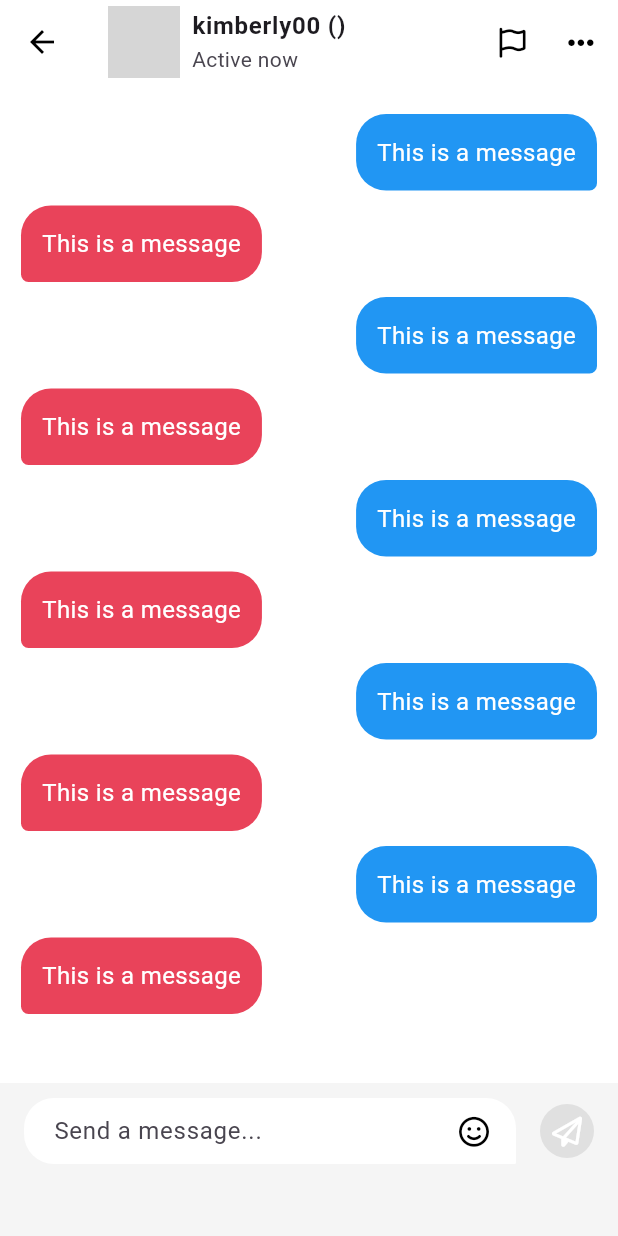
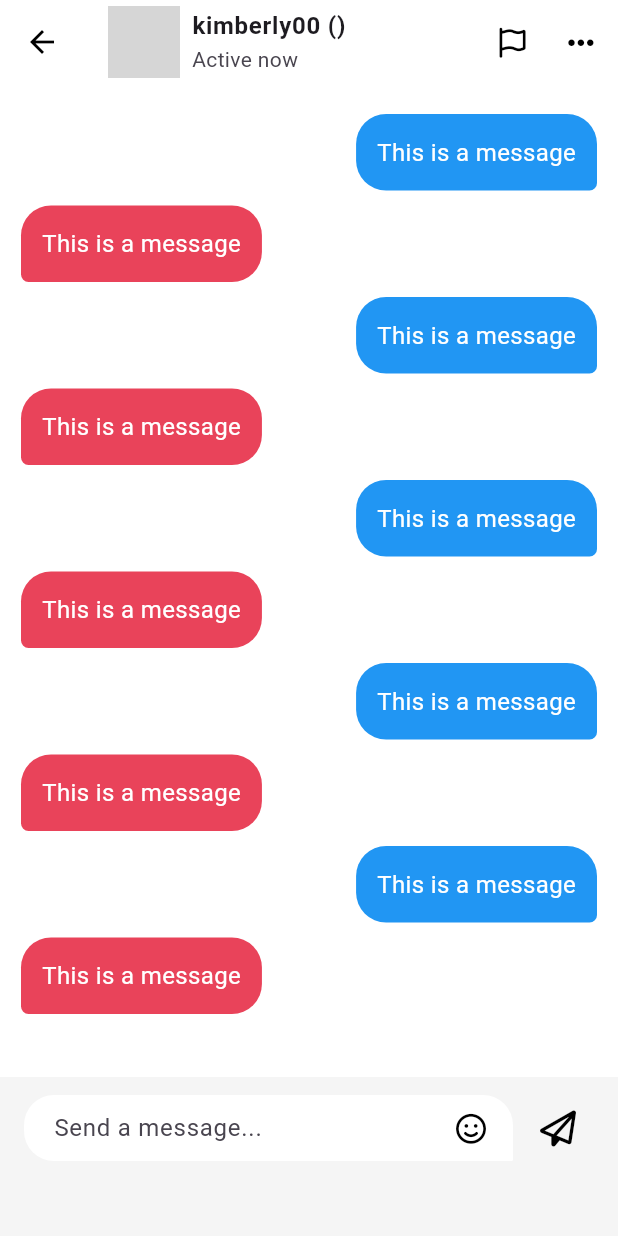
Before and after one commit to eunbyulcheon/Flutter_project_tiktok_clone, a Flutter app: the ChatDetailScreen screen opened directly with empty values, on a phone screen of 412 x 824 dp. Run offline on Flutter 3.47's test engine with Material 2 defaults, Android fonts, the phone set to English and light mode, and no system bars; our stand-ins replace camera, cloud_firestore, firebase_auth, firebase_core, firebase_storage, flutter_riverpod and 8 more; accounts and stored records are empty; network calls fail; grey boxes are pictures that could not be loaded.

```diff
--- a/lib/common/widgets/main_navigation/main_nav.dart
+++ b/lib/common/widgets/main_navigation/main_nav.dart
@@ -4,9 +4,9 @@ import 'package:go_router/go_router.dart';
 import 'package:tiktok_clone/constants/gaps.dart';
 import 'package:tiktok_clone/constants/sizes.dart';
 import 'package:tiktok_clone/features/discover/discover_screen.dart';
-import 'package:tiktok_clone/features/inbox/inbox_screen.dart';
 import 'package:tiktok_clone/common/widgets/main_navigation/widgets/nav_tab.dart';
 import 'package:tiktok_clone/common/widgets/main_navigation/widgets/post_video_button.dart';
+import 'package:tiktok_clone/features/inbox/views/inbox_screen.dart';
 import 'package:tiktok_clone/features/users/user_profile_screen.dart';
 import 'package:tiktok_clone/features/videos/views/video_recording_screen.dart';
 import 'package:tiktok_clone/features/videos/views/video_timeline_screen.dart';
--- a/lib/features/inbox/chat_detail_screen.dart
+++ b/lib/features/inbox/views/chat_detail_screen.dart
@@ -1,10 +1,12 @@
 import 'package:flutter/material.dart';
+import 'package:flutter_riverpod/flutter_riverpod.dart';
 import 'package:font_awesome_flutter/font_awesome_flutter.dart';
 import 'package:tiktok_clone/constants/breakpoints.dart';
 import 'package:tiktok_clone/constants/gaps.dart';
 import 'package:tiktok_clone/constants/sizes.dart';
+import 'package:tiktok_clone/features/inbox/view_models/messages_vm.dart';
 
-class ChatDetailScreen extends StatefulWidget {
+class ChatDetailScreen extends ConsumerStatefulWidget {
   static const String routeName = 'chatDetail';
   static const String routeURL = ':chatId';
 
@@ -16,10 +18,11 @@ class ChatDetailScreen extends StatefulWidget {
   });
 
   @override
-  State<ChatDetailScreen> createState() => _ChatDetailScreenState();
+  ConsumerState<ChatDetailScreen> createState() => _ChatDetailScreenState();
 }
 
-class _ChatDetailScreenState extends State<ChatDetailScreen> {
+class _ChatDetailScreenState extends ConsumerState<ChatDetailScreen> {
+  final TextEditingController _editingController = TextEditingController();
   bool _isWriting = false;
 
   void _onStartWriting() {
@@ -35,9 +38,18 @@ class _ChatDetailScreenState extends State<ChatDetailScreen> {
     });
   }
 
+  void _onSendPress() {
+    final text = _editingController.text;
+    if (text == '') return;
+    ref.read(messagesProvider.notifier).sendMessage(text);
+    _editingController.text = '';
+  }
+
   @override
   Widget build(BuildContext context) {
+    final isLoading = ref.watch(messagesProvider).isLoading;
     final size = MediaQuery.of(context).size;
+
     return Scaffold(
       appBar: AppBar(
         title: ListTile(
@@ -174,6 +186,7 @@ class _ChatDetailScreenState extends State<ChatDetailScreen> {
                           child: SizedBox(
                             height: Sizes.size44,
                             child: TextField(
+                              controller: _editingController,
                               onTap: _onStartWriting,
                               expands: true,
                               minLines: null,
@@ -217,21 +230,17 @@ class _ChatDetailScreenState extends State<ChatDetailScreen> {
                             ),
                           ),
                         ),
-                        Gaps.h16,
-                        Container(
-                          padding: const EdgeInsets.all(
-                            Sizes.size8,
-                          ),
-                          decoration: BoxDecoration(
-                            color: Colors.grey.shade300,
-                            borderRadius: BorderRadius.circular(Sizes.size20),
-                          ),
-                          child: FaIcon(
-                            FontAwesomeIcons.paperPlane,
+                        Gaps.h6,
+                        IconButton(
+                          onPressed: isLoading ? null : _onSendPress,
+                          icon: FaIcon(
+                            isLoading
+                                ? FontAwesomeIcons.hourglass
+                                : FontAwesomeIcons.paperPlane,
                             color: _isWriting
                                 ? Theme.of(context).primaryColor
-                                : Colors.white,
-                            size: Sizes.size20,
+                                : Colors.black,
+                            size: Sizes.size24,
                           ),
                         ),
                       ],
--- a/lib/features/inbox/chats_screen.dart
+++ b/lib/features/inbox/views/chats_screen.dart
@@ -3,7 +3,7 @@ import 'package:font_awesome_flutter/font_awesome_flutter.dart';
 import 'package:go_router/go_router.dart';
 import 'package:tiktok_clone/constants/breakpoints.dart';
 import 'package:tiktok_clone/constants/sizes.dart';
-import 'package:tiktok_clone/features/inbox/chat_detail_screen.dart';
+import 'package:tiktok_clone/features/inbox/views/chat_detail_screen.dart';
 
 class ChatsScreen extends StatefulWidget {
   static const String routeName = 'chats';
--- a/lib/features/inbox/inbox_screen.dart
+++ b/lib/features/inbox/views/inbox_screen.dart
@@ -3,8 +3,8 @@ import 'package:font_awesome_flutter/font_awesome_flutter.dart';
 import 'package:go_router/go_router.dart';
 import 'package:tiktok_clone/constants/breakpoints.dart';
 import 'package:tiktok_clone/constants/sizes.dart';
-import 'package:tiktok_clone/features/inbox/activity_screen.dart';
-import 'package:tiktok_clone/features/inbox/chats_screen.dart';
+import 'package:tiktok_clone/features/inbox/views/activity_screen.dart';
+import 'package:tiktok_clone/features/inbox/views/chats_screen.dart';
 
 class InboxScreen extends StatelessWidget {
   const InboxScreen({super.key});
--- a/lib/features/videos/view_models/upload_video_vm.dart
+++ b/lib/features/videos/view_models/upload_video_vm.dart
@@ -43,8 +43,10 @@ class UploadVideoViewModel extends AsyncNotifier<void> {
               createdAt: DateTime.now().microsecondsSinceEpoch,
             ),
           );
-          context.pop();
-          context.pop();
+          if (context.mounted) {
+            context.pop();
+            context.pop();
+          }
         }
       });
     }
--- a/lib/router.dart
+++ b/lib/router.dart
@@ -5,9 +5,9 @@ import 'package:tiktok_clone/common/widgets/main_navigation/main_nav.dart';
 import 'package:tiktok_clone/features/authentication/log_in_screen.dart';
 import 'package:tiktok_clone/features/authentication/repos/auth_repo.dart';
 import 'package:tiktok_clone/features/authentication/sign_up_screen.dart';
-import 'package:tiktok_clone/features/inbox/activity_screen.dart';
-import 'package:tiktok_clone/features/inbox/chat_detail_screen.dart';
-import 'package:tiktok_clone/features/inbox/chats_screen.dart';
+import 'package:tiktok_clone/features/inbox/views/activity_screen.dart';
+import 'package:tiktok_clone/features/inbox/views/chat_detail_screen.dart';
+import 'package:tiktok_clone/features/inbox/views/chats_screen.dart';
 import 'package:tiktok_clone/features/onboarding/interests_screen.dart';
 import 'package:tiktok_clone/features/videos/views/video_recording_screen.dart';
 
```
Also changed, not shown: lib/features/inbox/models/message_model.dart (added, +20 -0 lines), lib/features/inbox/repos/messages_repo.dart (added, +19 -0 lines), lib/features/inbox/view_models/messages_vm.dart (added, +33 -0 lines), lib/features/inbox/views/activity_screen.dart (renamed from lib/features/inbox/activity_screen.dart), lib/generated/l10n.dart.
